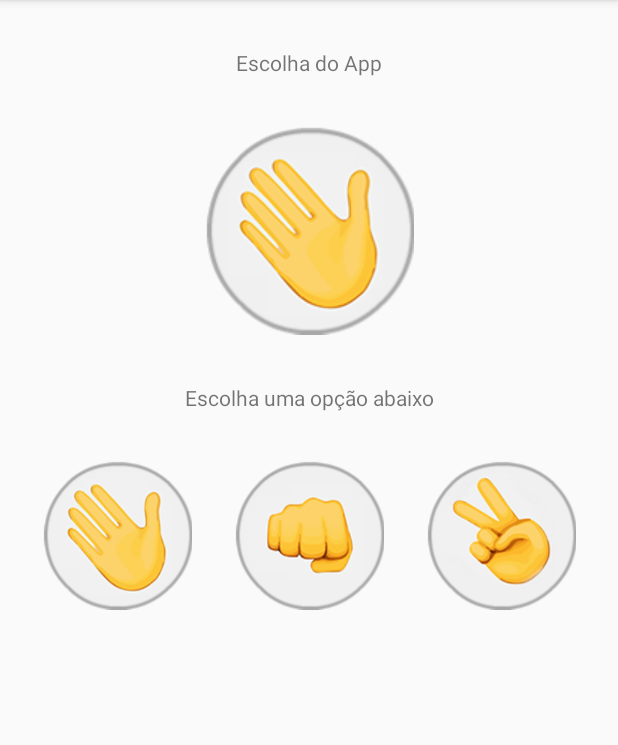
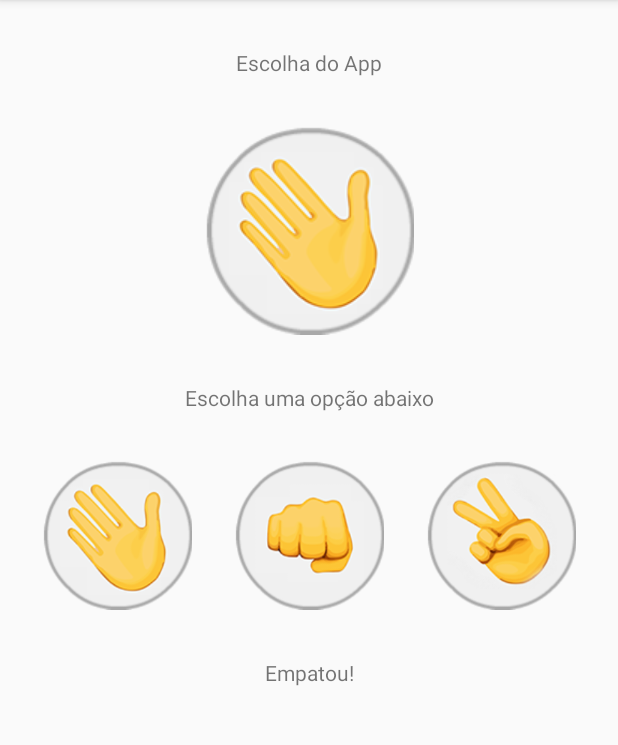
Before and after one commit to Gtssouza/AppPedraPapelTesoura, an Android app: the screen it shows after launch (MainActivity), after a tap on an icon or button, on a phone screen of 412 x 824 dp, the part 84-829 px from its top. Run offline under Robolectric (Android 15) with nearby library versions, the phone set to English and light mode, and no system bars.

Commit message:
Trocando texto com o findViewById e finalizando app

```diff
--- a/app/src/main/java/com/example/apppedrapapeltesoura/MainActivity.java
+++ b/app/src/main/java/com/example/apppedrapapeltesoura/MainActivity.java
@@ -5,6 +5,7 @@ import androidx.appcompat.app.AppCompatActivity;
 import android.os.Bundle;
 import android.view.View;
 import android.widget.ImageView;
+import android.widget.TextView;
 
 import java.util.Random;
 
@@ -34,6 +35,7 @@ public class MainActivity extends AppCompatActivity {
     public void opcaoSelecionada(String opçãoSelecionada){
 
         ImageView ImageResultado = findViewById(R.id.imageResult);
+        TextView txtView = findViewById(R.id.textResulFinal);
 
         int numero = new Random().nextInt(3);
 
@@ -54,6 +56,22 @@ public class MainActivity extends AppCompatActivity {
                 break;
         }
 
+        if(( opApp == "tesoura" && opçãoSelecionada == "papel") ||
+                (opApp == "papel" && opçãoSelecionada == "pedra") ||
+                (opApp == "pedra" && opçãoSelecionada == "tesoura")
+                //App vence
+        ){
+            txtView.setText("Você Perdeu");
+        }else if(( opApp == "papel" && opçãoSelecionada == "tesoura") ||
+                (opApp == "pedra" && opçãoSelecionada == "papel") ||
+                (opApp == "tesoura" && opçãoSelecionada == "papel")
+                //player Vence
+        ){
+            txtView.setText("Você Ganhou!");
+        }else{
+            txtView.setText("Empatou!");
+        }
+
         System.out.println("item clicado:" + numero);
     }
 }
--- a/app/src/main/res/layout/activity_main.xml
+++ b/app/src/main/res/layout/activity_main.xml
@@ -72,4 +72,14 @@
         app:layout_constraintTop_toBottomOf="@+id/textView2"
         app:srcCompat="@drawable/tesoura" />
 
+    <TextView
+        android:id="@+id/textResulFinal"
+        android:layout_width="wrap_content"
+        android:layout_height="wrap_content"
+        android:layout_marginTop="32dp"
+        android:text="Resultado"
+        app:layout_constraintEnd_toEndOf="parent"
+        app:layout_constraintStart_toStartOf="parent"
+        app:layout_constraintTop_toBottomOf="@+id/imageView3" />
+
 </androidx.constraintlayout.widget.ConstraintLayout>
```
